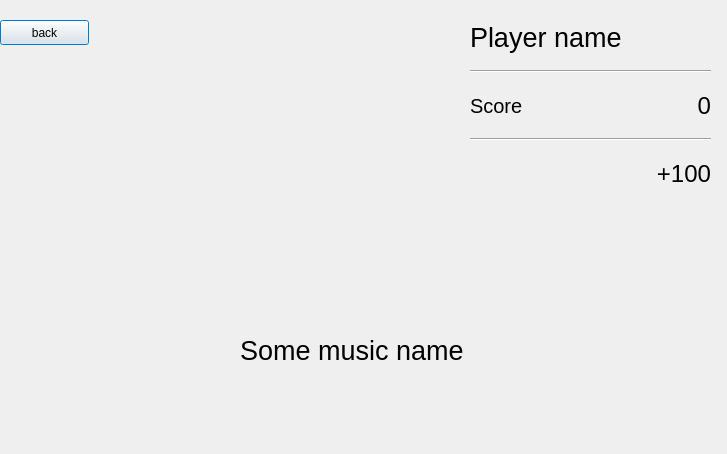
Above: src/windows/uis/GameDialog.ui from ZulusK/orchestrix before the change. Below: the same form after it.
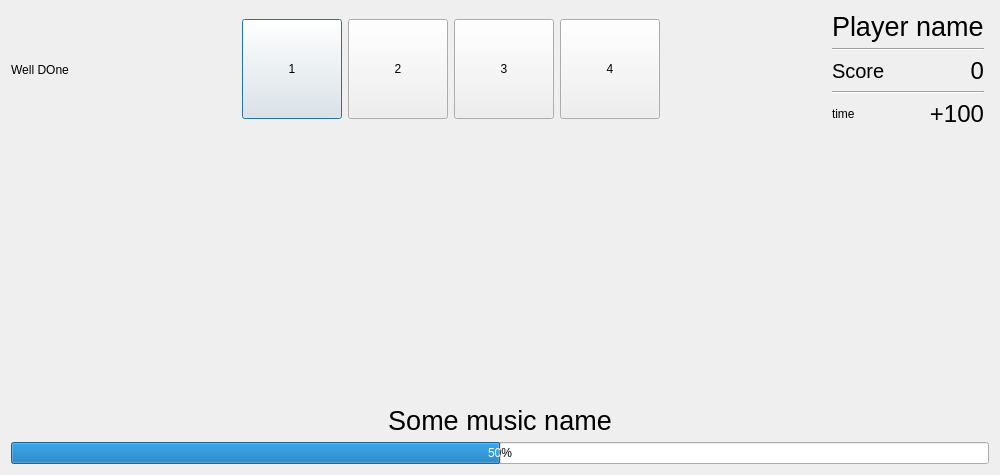
That is the form after the change.

Commit message: windows spacing

Diff of the .ui file:
```diff
--- a/src/windows/uis/GameDialog.ui
+++ b/src/windows/uis/GameDialog.ui
@@ -6,154 +6,351 @@
    <rect>
     <x>0</x>
     <y>0</y>
-    <width>727</width>
-    <height>454</height>
+    <width>1000</width>
+    <height>475</height>
    </rect>
   </property>
+  <property name="sizePolicy">
+   <sizepolicy hsizetype="Preferred" vsizetype="Preferred">
+    <horstretch>0</horstretch>
+    <verstretch>0</verstretch>
+   </sizepolicy>
+  </property>
+  <property name="minimumSize">
+   <size>
+    <width>1000</width>
+    <height>0</height>
+   </size>
+  </property>
   <property name="maximumSize">
    <size>
-    <width>727</width>
-    <height>454</height>
+    <width>1000000</width>
+    <height>1000000</height>
    </size>
   </property>
   <property name="windowTitle">
    <string>Dialog</string>
   </property>
-  <widget class="QLabel" name="label_5">
-   <property name="geometry">
-    <rect>
-     <x>240</x>
-     <y>330</y>
-     <width>331</width>
-     <height>41</height>
-    </rect>
-   </property>
-   <property name="sizePolicy">
-    <sizepolicy hsizetype="MinimumExpanding" vsizetype="MinimumExpanding">
-     <horstretch>0</horstretch>
-     <verstretch>0</verstretch>
-    </sizepolicy>
-   </property>
-   <property name="font">
-    <font>
-     <pointsize>20</pointsize>
-    </font>
-   </property>
-   <property name="text">
-    <string>Some music name</string>
-   </property>
-  </widget>
-  <widget class="QPushButton" name="backBtn">
-   <property name="geometry">
-    <rect>
-     <x>0</x>
-     <y>20</y>
-     <width>89</width>
-     <height>25</height>
-    </rect>
-   </property>
-   <property name="sizePolicy">
-    <sizepolicy hsizetype="MinimumExpanding" vsizetype="MinimumExpanding">
-     <horstretch>0</horstretch>
-     <verstretch>0</verstretch>
-    </sizepolicy>
-   </property>
-   <property name="text">
-    <string>back</string>
-   </property>
-  </widget>
-  <widget class="QWidget" name="">
-   <property name="geometry">
-    <rect>
-     <x>470</x>
-     <y>10</y>
-     <width>241</width>
-     <height>191</height>
-    </rect>
-   </property>
-   <layout class="QGridLayout" name="gridLayout">
-    <item row="5" column="2">
-     <widget class="QLabel" name="label_4">
-      <property name="font">
-       <font>
-        <pointsize>18</pointsize>
-       </font>
-      </property>
-      <property name="text">
-       <string>+100</string>
-      </property>
-      <property name="alignment">
-       <set>Qt::AlignRight|Qt::AlignTrailing|Qt::AlignVCenter</set>
-      </property>
-     </widget>
-    </item>
-    <item row="0" column="0" colspan="3">
-     <widget class="QLabel" name="label">
-      <property name="font">
-       <font>
-        <pointsize>20</pointsize>
-       </font>
-      </property>
-      <property name="text">
-       <string>Player name</string>
-      </property>
-     </widget>
-    </item>
-    <item row="3" column="0" colspan="3">
-     <widget class="Line" name="line_2">
-      <property name="orientation">
-       <enum>Qt::Horizontal</enum>
-      </property>
-     </widget>
-    </item>
-    <item row="1" column="0" colspan="3">
-     <widget class="Line" name="line_3">
-      <property name="orientation">
-       <enum>Qt::Horizontal</enum>
-      </property>
-     </widget>
-    </item>
-    <item row="2" column="2">
-     <widget class="QLabel" name="label_3">
-      <property name="sizePolicy">
-       <sizepolicy hsizetype="MinimumExpanding" vsizetype="Preferred">
-        <horstretch>0</horstretch>
-        <verstretch>0</verstretch>
-       </sizepolicy>
-      </property>
-      <property name="font">
-       <font>
-        <pointsize>18</pointsize>
-       </font>
-      </property>
-      <property name="text">
-       <string>0</string>
-      </property>
-      <property name="alignment">
-       <set>Qt::AlignRight|Qt::AlignTrailing|Qt::AlignVCenter</set>
-      </property>
-     </widget>
-    </item>
-    <item row="2" column="0" colspan="2">
-     <widget class="QLabel" name="label_2">
-      <property name="sizePolicy">
-       <sizepolicy hsizetype="MinimumExpanding" vsizetype="Preferred">
-        <horstretch>0</horstretch>
-        <verstretch>0</verstretch>
-       </sizepolicy>
-      </property>
-      <property name="font">
-       <font>
-        <pointsize>15</pointsize>
-       </font>
-      </property>
-      <property name="text">
-       <string>Score</string>
-      </property>
-     </widget>
-    </item>
-   </layout>
-  </widget>
+  <layout class="QHBoxLayout" name="horizontalLayout">
+   <item>
+    <layout class="QVBoxLayout" name="verticalLayout">
+     <item>
+      <layout class="QGridLayout" name="gridLayout">
+       <item row="0" column="0">
+        <layout class="QHBoxLayout" name="controllers">
+         <property name="sizeConstraint">
+          <enum>QLayout::SetMinAndMaxSize</enum>
+         </property>
+         <item>
+          <widget class="QLabel" name="label_4">
+           <property name="sizePolicy">
+            <sizepolicy hsizetype="Preferred" vsizetype="Preferred">
+             <horstretch>0</horstretch>
+             <verstretch>0</verstretch>
+            </sizepolicy>
+           </property>
+           <property name="text">
+            <string>Well DOne</string>
+           </property>
+           <property name="alignment">
+            <set>Qt::AlignCenter</set>
+           </property>
+          </widget>
+         </item>
+         <item>
+          <spacer name="horizontalSpacer_2">
+           <property name="orientation">
+            <enum>Qt::Horizontal</enum>
+           </property>
+           <property name="sizeHint" stdset="0">
+            <size>
+             <width>40</width>
+             <height>20</height>
+            </size>
+           </property>
+          </spacer>
+         </item>
+         <item>
+          <widget class="QPushButton" name="pushButton">
+           <property name="sizePolicy">
+            <sizepolicy hsizetype="Minimum" vsizetype="Fixed">
+             <horstretch>0</horstretch>
+             <verstretch>0</verstretch>
+            </sizepolicy>
+           </property>
+           <property name="minimumSize">
+            <size>
+             <width>100</width>
+             <height>100</height>
+            </size>
+           </property>
+           <property name="text">
+            <string>1</string>
+           </property>
+          </widget>
+         </item>
+         <item>
+          <widget class="QPushButton" name="pushButton_4">
+           <property name="sizePolicy">
+            <sizepolicy hsizetype="Minimum" vsizetype="Fixed">
+             <horstretch>0</horstretch>
+             <verstretch>0</verstretch>
+            </sizepolicy>
+           </property>
+           <property name="minimumSize">
+            <size>
+             <width>100</width>
+             <height>100</height>
+            </size>
+           </property>
+           <property name="text">
+            <string>2</string>
+           </property>
+          </widget>
+         </item>
+         <item>
+          <widget class="QPushButton" name="pushButton_3">
+           <property name="sizePolicy">
+            <sizepolicy hsizetype="Minimum" vsizetype="Fixed">
+             <horstretch>0</horstretch>
+             <verstretch>0</verstretch>
+            </sizepolicy>
+           </property>
+           <property name="minimumSize">
+            <size>
+             <width>100</width>
+             <height>100</height>
+            </size>
+           </property>
+           <property name="text">
+            <string>3</string>
+           </property>
+          </widget>
+         </item>
+         <item>
+          <widget class="QPushButton" name="pushButton_2">
+           <property name="sizePolicy">
+            <sizepolicy hsizetype="Minimum" vsizetype="Fixed">
+             <horstretch>0</horstretch>
+             <verstretch>0</verstretch>
+            </sizepolicy>
+           </property>
+           <property name="minimumSize">
+            <size>
+             <width>100</width>
+             <height>100</height>
+            </size>
+           </property>
+           <property name="text">
+            <string>4</string>
+           </property>
+          </widget>
+         </item>
+         <item>
+          <spacer name="horizontalSpacer_3">
+           <property name="orientation">
+            <enum>Qt::Horizontal</enum>
+           </property>
+           <property name="sizeHint" stdset="0">
+            <size>
+             <width>40</width>
+             <height>20</height>
+            </size>
+           </property>
+          </spacer>
+         </item>
+        </layout>
+       </item>
+       <item row="0" column="1">
+        <layout class="QGridLayout" name="plyerInfoGrid">
+         <item row="3" column="0" colspan="2">
+          <widget class="Line" name="line_2">
+           <property name="sizePolicy">
+            <sizepolicy hsizetype="Preferred" vsizetype="Fixed">
+             <horstretch>0</horstretch>
+             <verstretch>0</verstretch>
+            </sizepolicy>
+           </property>
+           <property name="orientation">
+            <enum>Qt::Horizontal</enum>
+           </property>
+          </widget>
+         </item>
+         <item row="2" column="0">
+          <widget class="QLabel" name="label_2">
+           <property name="sizePolicy">
+            <sizepolicy hsizetype="Preferred" vsizetype="Preferred">
+             <horstretch>0</horstretch>
+             <verstretch>0</verstretch>
+            </sizepolicy>
+           </property>
+           <property name="font">
+            <font>
+             <pointsize>15</pointsize>
+            </font>
+           </property>
+           <property name="text">
+            <string>Score</string>
+           </property>
+          </widget>
+         </item>
+         <item row="2" column="1">
+          <widget class="QLabel" name="totalScoreLbl">
+           <property name="sizePolicy">
+            <sizepolicy hsizetype="Preferred" vsizetype="Preferred">
+             <horstretch>0</horstretch>
+             <verstretch>0</verstretch>
+            </sizepolicy>
+           </property>
+           <property name="minimumSize">
+            <size>
+             <width>80</width>
+             <height>0</height>
+            </size>
+           </property>
+           <property name="font">
+            <font>
+             <pointsize>18</pointsize>
+            </font>
+           </property>
+           <property name="text">
+            <string>0</string>
+           </property>
+           <property name="alignment">
+            <set>Qt::AlignRight|Qt::AlignTrailing|Qt::AlignVCenter</set>
+           </property>
+          </widget>
+         </item>
+         <item row="4" column="0">
+          <widget class="QLabel" name="label_3">
+           <property name="text">
+            <string>time</string>
+           </property>
+          </widget>
+         </item>
+         <item row="0" column="0" colspan="2">
+          <widget class="QLabel" name="label">
+           <property name="sizePolicy">
+            <sizepolicy hsizetype="Preferred" vsizetype="Preferred">
+             <horstretch>0</horstretch>
+             <verstretch>0</verstretch>
+            </sizepolicy>
+           </property>
+           <property name="font">
+            <font>
+             <pointsize>20</pointsize>
+            </font>
+           </property>
+           <property name="text">
+            <string>Player name</string>
+           </property>
+          </widget>
+         </item>
+         <item row="1" column="0" colspan="2">
+          <widget class="Line" name="line_3">
+           <property name="sizePolicy">
+            <sizepolicy hsizetype="Preferred" vsizetype="Fixed">
+             <horstretch>0</horstretch>
+             <verstretch>0</verstretch>
+            </sizepolicy>
+           </property>
+           <property name="orientation">
+            <enum>Qt::Horizontal</enum>
+           </property>
+          </widget>
+         </item>
+         <item row="4" column="1">
+          <widget class="QLabel" name="currentScoreLbl">
+           <property name="sizePolicy">
+            <sizepolicy hsizetype="Preferred" vsizetype="Preferred">
+             <horstretch>0</horstretch>
+             <verstretch>0</verstretch>
+            </sizepolicy>
+           </property>
+           <property name="font">
+            <font>
+             <pointsize>18</pointsize>
+            </font>
+           </property>
+           <property name="text">
+            <string>+100</string>
+           </property>
+           <property name="alignment">
+            <set>Qt::AlignRight|Qt::AlignTrailing|Qt::AlignVCenter</set>
+           </property>
+          </widget>
+         </item>
+         <item row="0" column="2">
+          <spacer name="horizontalSpacer">
+           <property name="orientation">
+            <enum>Qt::Horizontal</enum>
+           </property>
+           <property name="sizeType">
+            <enum>QSizePolicy::Preferred</enum>
+           </property>
+           <property name="sizeHint" stdset="0">
+            <size>
+             <width>5</width>
+             <height>20</height>
+            </size>
+           </property>
+          </spacer>
+         </item>
+        </layout>
+       </item>
+      </layout>
+     </item>
+     <item>
+      <widget class="QWidget" name="eq" native="true">
+       <property name="sizePolicy">
+        <sizepolicy hsizetype="MinimumExpanding" vsizetype="MinimumExpanding">
+         <horstretch>0</horstretch>
+         <verstretch>0</verstretch>
+        </sizepolicy>
+       </property>
+       <property name="minimumSize">
+        <size>
+         <width>100</width>
+         <height>100</height>
+        </size>
+       </property>
+      </widget>
+     </item>
+     <item>
+      <layout class="QVBoxLayout" name="songInfoGrid">
+       <item>
+        <widget class="QLabel" name="songNameLbl">
+         <property name="sizePolicy">
+          <sizepolicy hsizetype="Preferred" vsizetype="Preferred">
+           <horstretch>0</horstretch>
+           <verstretch>0</verstretch>
+          </sizepolicy>
+         </property>
+         <property name="font">
+          <font>
+           <pointsize>20</pointsize>
+          </font>
+         </property>
+         <property name="text">
+          <string>Some music name</string>
+         </property>
+         <property name="alignment">
+          <set>Qt::AlignCenter</set>
+         </property>
+        </widget>
+       </item>
+       <item>
+        <widget class="QProgressBar" name="songProgress">
+         <property name="value">
+          <number>50</number>
+         </property>
+        </widget>
+       </item>
+      </layout>
+     </item>
+    </layout>
+   </item>
+  </layout>
   <zorder>verticalLayoutWidget</zorder>
   <zorder>label</zorder>
   <zorder>label_2</zorder>
```
Left out of the diff: 13 changed lines with no effect on the pictures. The commit also changes 6 other files.
